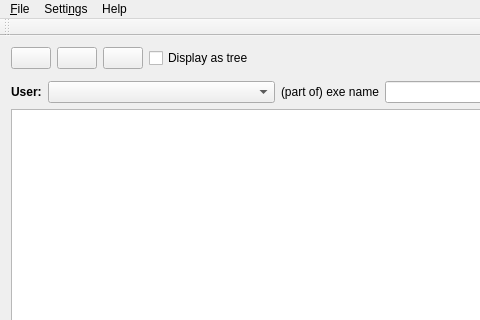
The window that src/ui/procgui.ui (iddekingej/procgui) describes before a commit, drawn with Qt 5; both pictures show x 0 to 480 and y 0 to 320 of the 623 by 522 pixel window.
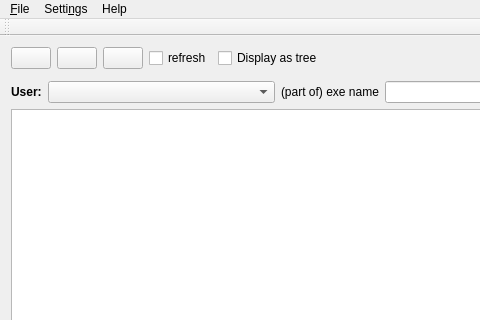
The same window after the commit. Icons and pictures are not drawn.

```diff
--- a/src/ui/procgui.ui
+++ b/src/ui/procgui.ui
@@ -86,6 +86,13 @@
         </property>
        </widget>
       </item>
+      <item>
+       <widget class="QCheckBox" name="autoRefresh">
+        <property name="text">
+         <string>refresh</string>
+        </property>
+       </widget>
+      </item>
       <item>
        <widget class="QCheckBox" name="displayAsTree">
         <property name="text">
```
